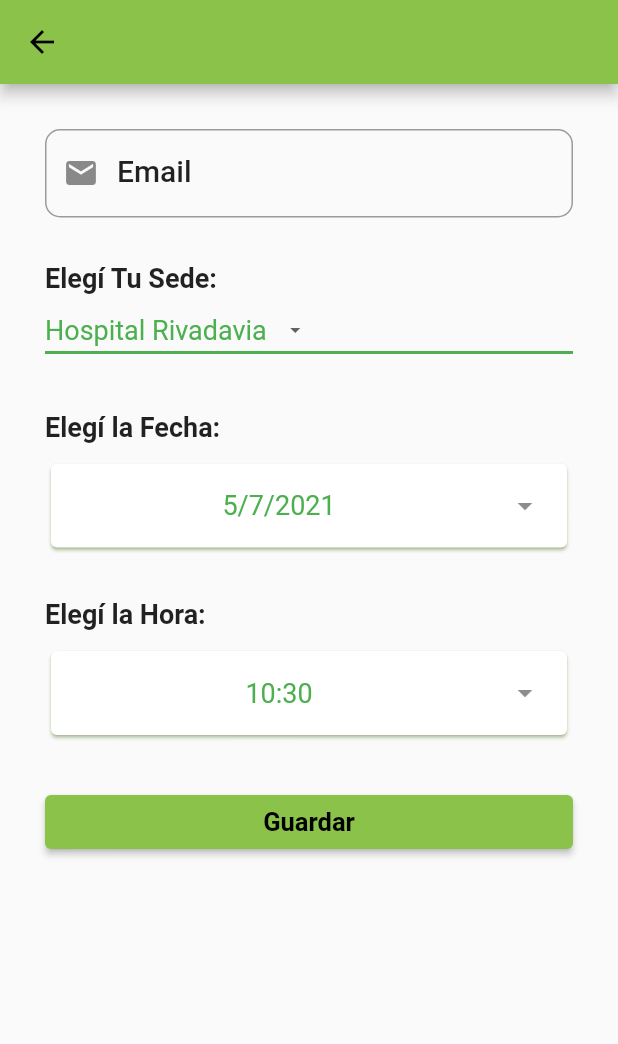
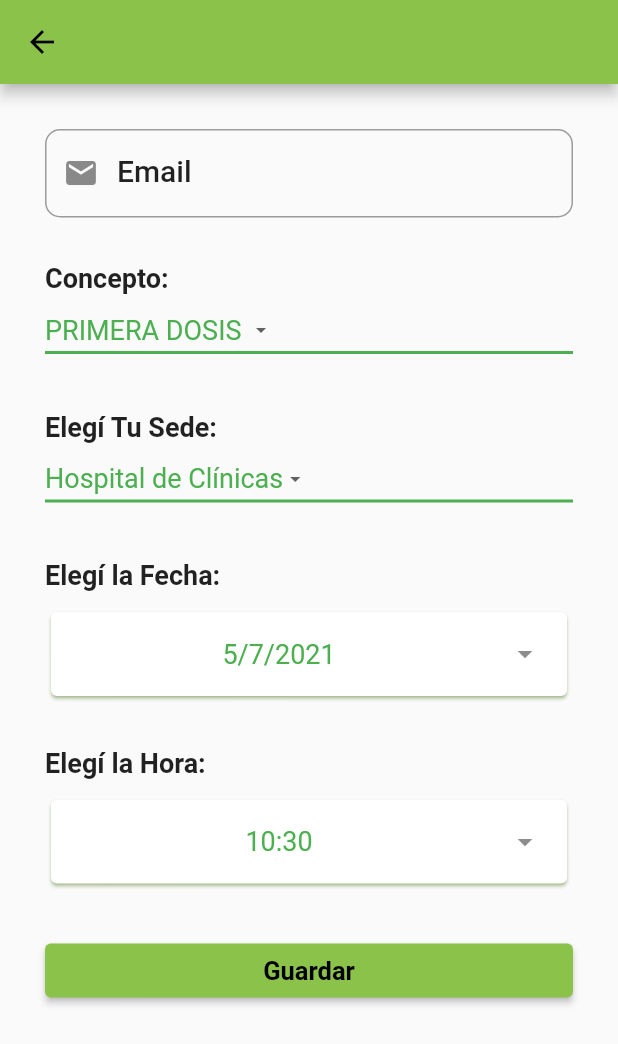
Before and after one commit to julitaras/turnAR, a Flutter app: the SetAppointment screen opened directly with empty values, on a phone screen of 412 x 824 dp. Shown: the top 1044 px of the screen. Run offline on Flutter 3.47's test engine with Material 2 defaults, Android fonts, the phone set to English and light mode, and no system bars; our stand-ins replace firebase_auth, firebase_core, font_awesome_flutter, google_sign_in, googleapis_auth; missing offline and left inert: googleapis; accounts and stored records are empty.

Commit message:
new dropdown on setAppointment for description

```diff
--- a/lib/Data/appointment.dart
+++ b/lib/Data/appointment.dart
@@ -7,13 +7,15 @@ class Appointment {
   DateTime _date;
   TimeOfDay _time;
   String _description;
+  String _hospital;
 
   var _weekday = {'Monday': 'Lunes', 'Tuesday': 'Martes', 'Wednesday': 'Miércoles', 'Thrusday': 'Jueves', 'Friday' : 'Viernes', 'Saturday' : 'Sábado', 'Sunday': 'Domingo'};
 
-  Appointment({required date, required time, required description}):
+  Appointment({required date, required time, required description, required hospital}):
   this._date = date,
   this._time = time,
-  this._description = description;
+  this._description = description,
+  this._hospital = hospital;
 
 // GETTERS
 
@@ -37,6 +39,9 @@ class Appointment {
   String get description {
     return this._description;
   }
+  String get hospital {
+    return this._hospital;
+  }
 
   String get dateTimeString {
     return this.dateString + ', ' + this.timeString;
@@ -52,6 +57,9 @@ class Appointment {
   void set description(String description) {
     _description = description;
   }
+  void set hospital(String hospital) {
+      _hospital = hospital;
+    }
 
   String formatTimeOfDay(TimeOfDay tod) {
     final now = new DateTime.now();
--- a/lib/pages/home.dart
+++ b/lib/pages/home.dart
@@ -15,7 +15,7 @@ class MyHomePage extends StatefulWidget {
   final String title = 'TurnAr';
   final User _user;
   //TODO deberia mostrar el turno más cercano de los que trae de la DB
-  final Appointment closestAppointment = Appointment( date: new DateTime.utc(2021, 7, 23), time: new TimeOfDay(hour: 15, minute: 0), description: "Primera Dosis".toUpperCase());
+  final Appointment closestAppointment = Appointment( date: new DateTime.utc(2021, 7, 23), time: new TimeOfDay(hour: 15, minute: 0), description: "Primera Dosis".toUpperCase(), hospital: 'Hospital de Clínicas');
 
   @override
   _MyHomePageState createState() => _MyHomePageState();
@@ -131,7 +131,7 @@ class _MyHomePageState extends State<MyHomePage> {
                 splashColor: Colors.blue.withAlpha(30),
                 onTap: () {
                   Navigator.of(context).push(MaterialPageRoute(
-                      builder: (context) => MyAppointments()));
+                      builder: (context) => MyAppointments(user: _user)));
                 },
                 child: const SizedBox(
                   width: 600,
--- a/lib/pages/setAppointment.dart
+++ b/lib/pages/setAppointment.dart
@@ -9,7 +9,7 @@ class SetAppointment extends StatefulWidget {
   SetAppointment({Key? key, required User user, required String titulo, Appointment? appointment})
       : _user = user,
       _titulo = titulo,
-      _appointment = appointment != null ? appointment : new Appointment(date: DateTime.now(), time: TimeOfDay.now(), description: ""), // TODO se debe chequear la cantidad de dosis que tienen el usuario para poder asignar primera o segunda dosis según corresponda al sacar un nuevo turno
+      _appointment = appointment != null ? appointment : new Appointment(date: DateTime.now(), time: TimeOfDay.now(), description: "PRIMERA DOSIS", hospital: 'Hospital de Clínicas'), // TODO se debe chequear la cantidad de dosis que tienen el usuario para poder asignar primera o segunda dosis según corresponda al sacar un nuevo turno
         super(key: key);
 
   final User _user;
@@ -36,6 +36,14 @@ class _SetAppointmentState extends State<SetAppointment> {
     'Hospital Rivadavia'
   ];
   String selectedSite = 'Hospital Rivadavia';
+
+  List<String> reasons = [
+    'PRIMERA DOSIS',
+    'SEGUNDA DOSIS',
+    'CHEQUEO'
+  ];
+  String selectedReason = "PRIMERA DOSIS";
+
   String emailValue = '';
   CalendarClient calendarClient = CalendarClient();
   AppBar appBarAppointment = AppBar();
@@ -47,6 +55,8 @@ class _SetAppointmentState extends State<SetAppointment> {
     _appointment = widget._appointment;
     pickedDate = _appointment.date;
     pickedTime = _appointment.time;
+    selectedReason = _appointment.description;
+    selectedSite = _appointment.hospital;
 
     super.initState();
     emailController.text = _user.email!;
@@ -90,6 +100,45 @@ class _SetAppointmentState extends State<SetAppointment> {
                                 }))
                       ]),
                   Container(
+                      margin: EdgeInsets.only(top: 30.0),
+                      child: Row(
+                          mainAxisAlignment: MainAxisAlignment.start,
+                          children: <Widget>[
+                            Text("Concepto:",
+                                textAlign: TextAlign.center,
+                                style: TextStyle(
+                                    fontSize: 18, fontWeight: FontWeight.bold)),
+                          ])),
+                  Row(
+                      mainAxisAlignment: MainAxisAlignment.center,
+                      children: <Widget>[
+                        Expanded(
+                            child: DropdownButton(
+                          value: selectedReason,
+                          icon: const Icon(Icons.arrow_drop_down),
+                          iconSize: 16,
+                          elevation: 16,
+                          style: const TextStyle(color: Colors.green),
+                          underline: Container(
+                            height: 2,
+                            color: Colors.green,
+                          ),
+                          onChanged: (String? newValue) {
+                            setState(() {
+                              selectedReason = newValue!;
+                              _appointment.description = newValue;
+                            });
+                          },
+                          items: reasons.map((String value) {
+                            return DropdownMenuItem<String>(
+                              value: value,
+                              child:
+                                  Text(value, style: TextStyle(fontSize: 18)),
+                            );
+                          }).toList(),
+                        ))
+                      ]),
+                      Container(
                       margin: EdgeInsets.only(top: 30.0),
                       child: Row(
                           mainAxisAlignment: MainAxisAlignment.start,
--- a/lib/pages/user.dart
+++ b/lib/pages/user.dart
@@ -93,7 +93,7 @@ class _UserProfileState extends State<UserProfile> {
                     splashColor: Colors.blue.withAlpha(30),
                     onTap: () {
                       Navigator.of(context).push(MaterialPageRoute(
-                          builder: (context) => MyAppointments()));
+                          builder: (context) => MyAppointments(user: _user,)));
                     },
                     child: const SizedBox(
                       width: 600,
```
Also changed, not shown: lib/pages/myAppointments.dart (+40 -21 lines), lib/pages/showAppointment.dart (+6 -1 lines).
